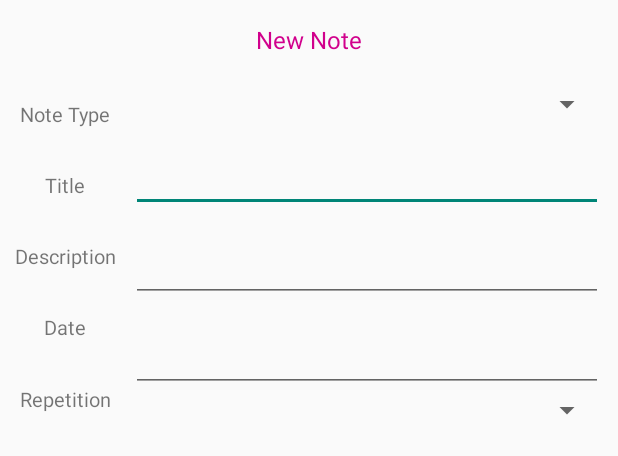
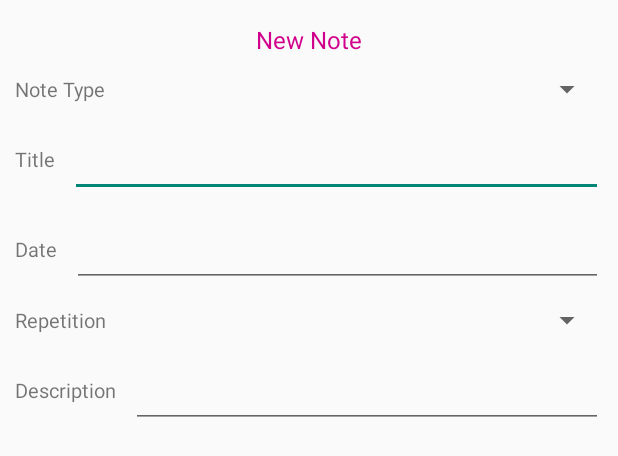
Before and after one commit to dinaraparanid/DailyPlanner, an Android app: the layout dialog_add_note.xml on its own in the app's theme, with its tools: preview values and no code run, on a phone screen of 412 x 824 dp. Shown: the top 456 px of the screen. Run offline under Robolectric (Android 15) with nearby library versions, the phone set to English and light mode, and no system bars; plain views replace TextView.

```diff
--- a/app/src/main/res/layout/dialog_add_note.xml
+++ b/app/src/main/res/layout/dialog_add_note.xml
@@ -28,68 +28,84 @@
         <LinearLayout
                 android:layout_width="match_parent"
                 android:layout_height="wrap_content"
-                android:orientation="horizontal">
+                android:layout_margin="10dp"
+                android:orientation="vertical">
             <LinearLayout
-                    android:layout_width="wrap_content"
-                    android:layout_height="match_parent"
-                    android:layout_marginTop="10dp"
-                    android:layout_marginStart="10dp"
-                    android:orientation="vertical">
+                    android:layout_width="match_parent"
+                    android:layout_height="wrap_content"
+                    android:orientation="horizontal">
                 <TextView
                         android:layout_width="wrap_content"
-                        android:layout_height="0dp"
-                        android:layout_weight="1"
+                        android:layout_height="wrap_content"
                         android:textAlignment="center"
                         android:layout_gravity="center"
                         android:gravity="center"
-                        android:layout_marginTop="10dp"
+                        android:layout_marginEnd="10dp"
                         android:text="@string/note_type"
                         android:textSize="13sp"/>
 
+                <Spinner
+                        android:id="@+id/type_spinner"
+                        android:layout_width="0dp"
+                        android:layout_height="wrap_content"
+                        android:layout_weight="1"
+                        android:layout_gravity="center"
+                        android:gravity="center" />
+            </LinearLayout>
+
+            <LinearLayout
+                    android:layout_width="match_parent"
+                    android:layout_height="wrap_content"
+                    android:layout_marginTop="10dp"
+                    android:orientation="horizontal">
                 <TextView
                         android:layout_width="wrap_content"
-                        android:layout_height="0dp"
-                        android:layout_weight="1"
+                        android:layout_height="wrap_content"
                         android:textAlignment="center"
                         android:layout_gravity="center"
                         android:gravity="center"
-                        android:layout_marginTop="10dp"
+                        android:layout_marginEnd="10dp"
                         android:text="@string/title"
                         android:textSize="13sp"/>
 
+                <com.google.android.material.textfield.TextInputEditText
+                        android:id="@+id/title_input"
+                        android:layout_width="0dp"
+                        android:layout_height="wrap_content"
+                        android:minHeight="50dp"
+                        android:layout_weight="1"
+                        android:layout_gravity="center_vertical"
+                        android:textSize="13sp"
+                        android:maxLines="1"
+                        android:onTextChanged="@{(txt, start, before, cnt) -> view_model.postTitleInput(txt)}"/>
+            </LinearLayout>
+
+            <LinearLayout
+                    android:layout_width="match_parent"
+                    android:layout_height="wrap_content"
+                    android:layout_marginTop="10dp"
+                    android:visibility="@{view_model.presenter.dateElementsVisibility}"
+                    android:orientation="horizontal">
                 <TextView
                         android:layout_width="wrap_content"
-                        android:layout_height="0dp"
-                        android:layout_weight="1"
+                        android:layout_height="wrap_content"
                         android:textAlignment="center"
                         android:layout_gravity="center"
                         android:gravity="center"
-                        android:layout_marginTop="10dp"
-                        android:text="@string/description"
-                        android:textSize="13sp"/>
+                        android:layout_marginEnd="10dp"
+                        android:text="@string/date"
+                        android:textSize="13sp" />
 
-                <TextView
-                        android:layout_width="wrap_content"
-                        android:layout_height="0dp"
+                <com.google.android.material.textfield.TextInputEditText
+                        android:id="@+id/date_picker_launcher"
+                        android:layout_width="0dp"
+                        android:layout_height="wrap_content"
+                        android:minHeight="50dp"
                         android:layout_weight="1"
-                        android:textAlignment="center"
-                        android:layout_gravity="center"
-                        android:gravity="center"
-                        android:layout_marginTop="10dp"
-                        android:text="@string/date"
+                        android:layout_gravity="center_vertical"
                         android:textSize="13sp"
-                        android:visibility="@{view_model.presenter.dateElementsVisibility}"/>
-
-                <TextView
-                        android:layout_width="wrap_content"
-                        android:layout_height="0dp"
-                        android:layout_weight="1"
-                        android:textAlignment="center"
-                        android:layout_gravity="center"
-                        android:gravity="center"
-                        android:layout_marginTop="10dp"
-                        android:text="@string/repetition"
-                        android:textSize="13sp"
+                        android:maxLines="1"
+                        android:inputType="datetime"
                         android:visibility="@{view_model.presenter.dateElementsVisibility}"/>
             </LinearLayout>
 
@@ -97,59 +113,51 @@
                     android:layout_width="match_parent"
                     android:layout_height="wrap_content"
                     android:layout_marginTop="10dp"
-                    android:layout_marginStart="10dp"
-                    android:layout_marginEnd="10dp"
-                    android:orientation="vertical">
-                <Spinner
-                        android:id="@+id/type_spinner"
-                        android:layout_width="match_parent"
-                        android:layout_height="0dp"
-                        android:layout_weight="1"
-                        android:layout_marginTop="10dp"/>
-
-                <com.google.android.material.textfield.TextInputEditText
-                        android:id="@+id/title_input"
-                        android:layout_width="match_parent"
-                        android:layout_height="0dp"
-                        android:minHeight="50dp"
-                        android:layout_weight="1"
-                        android:layout_gravity="center_vertical"
-                        android:layout_marginTop="10dp"
+                    android:visibility="@{view_model.presenter.dateElementsVisibility}"
+                    android:orientation="horizontal">
+                <TextView
+                        android:layout_width="wrap_content"
+                        android:layout_height="wrap_content"
+                        android:textAlignment="center"
+                        android:layout_gravity="center"
+                        android:gravity="center"
+                        android:layout_marginEnd="10dp"
+                        android:text="@string/repetition"
                         android:textSize="13sp"
-                        android:maxLines="1"
-                        android:onTextChanged="@{(txt, start, before, cnt) -> view_model.postTitleInput(txt)}"/>
-
-                <com.google.android.material.textfield.TextInputEditText
-                        android:id="@+id/description_input"
-                        android:layout_width="match_parent"
-                        android:layout_height="0dp"
-                        android:minHeight="50dp"
-                        android:layout_weight="1"
-                        android:layout_gravity="center_vertical"
-                        android:layout_marginTop="10dp"
-                        android:textSize="13sp"
-                        android:maxLines="1"
-                        android:onTextChanged="@{(txt, start, before, cnt) -> view_model.postDescriptionInput(txt)}"/>
-
-                <com.google.android.material.textfield.TextInputEditText
-                        android:id="@+id/date_picker_launcher"
-                        android:layout_width="match_parent"
-                        android:layout_height="0dp"
-                        android:minHeight="50dp"
-                        android:layout_weight="1"
-                        android:layout_gravity="center_vertical"
-                        android:layout_marginTop="10dp"
-                        android:textSize="13sp"
-                        android:maxLines="1"
-                        android:inputType="datetime"
                         android:visibility="@{view_model.presenter.dateElementsVisibility}"/>
 
                 <Spinner
                         android:id="@+id/repetition_spinner"
-                        android:layout_width="match_parent"
-                        android:layout_height="0dp"
+                        android:layout_width="0dp"
+                        android:layout_height="wrap_content"
                         android:layout_weight="1"
                         android:visibility="@{view_model.presenter.dateElementsVisibility}"/>
+            </LinearLayout>
+
+            <LinearLayout
+                    android:layout_width="match_parent"
+                    android:layout_height="wrap_content"
+                    android:layout_marginTop="10dp"
+                    android:orientation="horizontal">
+                <TextView
+                        android:layout_width="wrap_content"
+                        android:layout_height="wrap_content"
+                        android:textAlignment="center"
+                        android:layout_gravity="center"
+                        android:gravity="center"
+                        android:layout_marginEnd="10dp"
+                        android:text="@string/description"
+                        android:textSize="13sp"/>
+
+                <com.google.android.material.textfield.TextInputEditText
+                        android:id="@+id/description_input"
+                        android:layout_width="0dp"
+                        android:layout_height="wrap_content"
+                        android:minHeight="50dp"
+                        android:layout_weight="1"
+                        android:layout_gravity="center_vertical"
+                        android:textSize="13sp"
+                        android:onTextChanged="@{(txt, start, before, cnt) -> view_model.postDescriptionInput(txt)}"/>
             </LinearLayout>
         </LinearLayout>
     </LinearLayout>
--- a/app/src/main/res/layout/item_note.xml
+++ b/app/src/main/res/layout/item_note.xml
@@ -67,7 +67,6 @@
                     android:layout_width="match_parent"
                     android:layout_height="0dp"
                     android:layout_weight="2"
-                    android:text="@{note.message}"
                     android:contentDescription="@string/note_description"
                     android:singleLine="true"
                     android:ellipsize="end"
```
Also changed, not shown: app/build.gradle.kts (+17 -0 lines), app/src/main/java/com/paranid5/daily_planner/presentation/add_note_dialog/AddNoteDialogFragment.kt (+48 -11 lines), app/src/main/java/com/paranid5/daily_planner/presentation/notes_fragments/NotesAdapter.kt (+26 -3 lines), app/src/main/java/com/paranid5/daily_planner/presentation/notes_fragments/dated_notes/DatedNotesFragment.kt (+6 -1 lines), app/src/main/java/com/paranid5/daily_planner/presentation/notes_fragments/simple_notes/SimpleNotesFragment.kt (+6 -1 lines).
